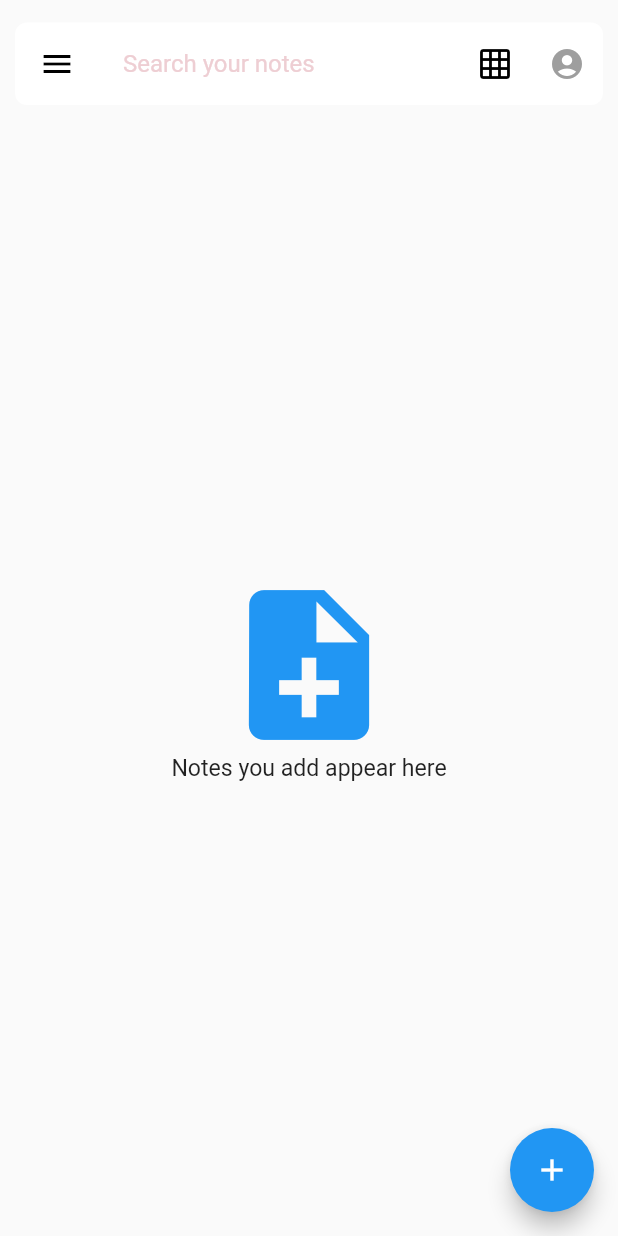
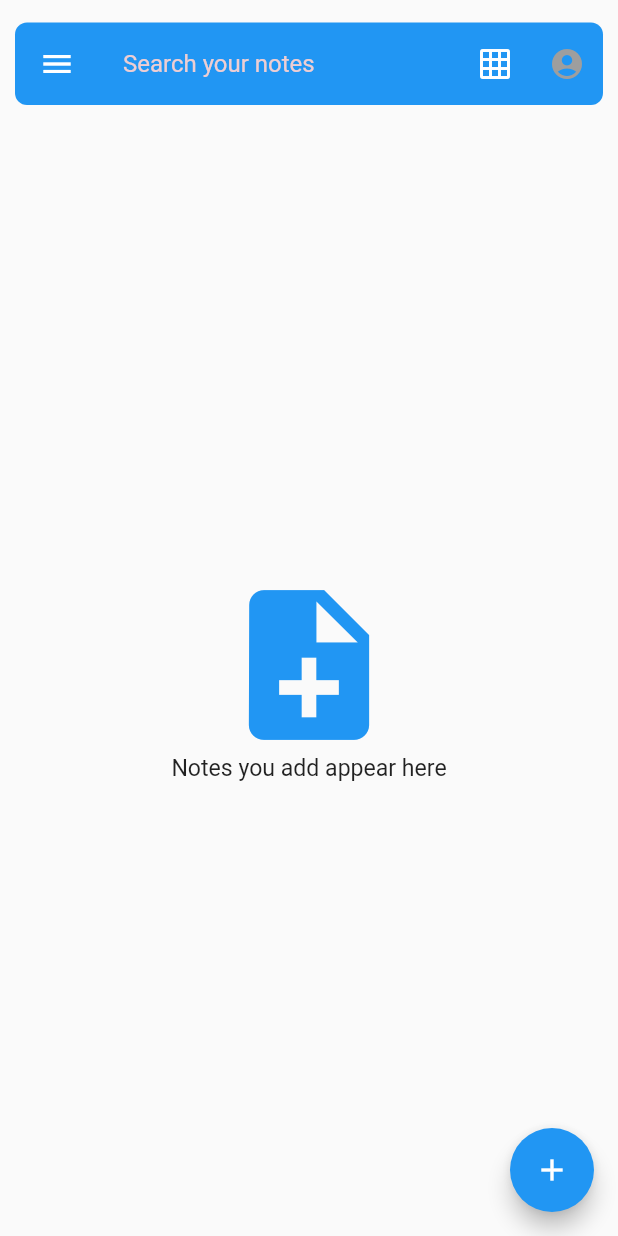
Before and after one commit to amaan-zafar/notes, a Flutter app: the screen it shows after launch, on a phone screen of 412 x 824 dp. Run offline on Flutter 3.47's test engine with Material 2 defaults, Android fonts, the phone set to English and light mode, and no system bars; our stand-ins replace shared_preferences, sqflite; accounts and stored records are empty.

Commit message:
changed fab color

```diff
--- a/lib/components/home_app_bar.dart
+++ b/lib/components/home_app_bar.dart
@@ -1,4 +1,5 @@
 import 'package:flutter/material.dart';
+import 'package:notes/theme.dart';
 
 class HomeAppBar extends StatelessWidget implements PreferredSizeWidget {
   final double height;
--- a/lib/screens/note_list.dart
+++ b/lib/screens/note_list.dart
@@ -36,6 +36,7 @@ class _NoteListState extends State<NoteList> {
           onPressed: () {
             navigateToDetail(Note('', '', 2), 'Add a note');
           },
+          backgroundColor: Colors.blue,
           child: Icon(Icons.add),
         ),
       ),
--- a/lib/theme.dart
+++ b/lib/theme.dart
@@ -5,7 +5,7 @@ class AppTheme {
   static ThemeData themeData(bool isDarkTheme, BuildContext context) {
     return ThemeData(
       primarySwatch: Colors.blue,
-      primaryColor: isDarkTheme ? Colors.black : Colors.white,
+      primaryColor: Colors.blue,
       backgroundColor: isDarkTheme ? Colors.black : Color(0xffF1F5FB),
       indicatorColor: isDarkTheme ? Color(0xff0E1D36) : Color(0xffCBDCF8),
       buttonColor: isDarkTheme ? Color(0xff3B3B3B) : Color(0xffF1F5FB),
```
